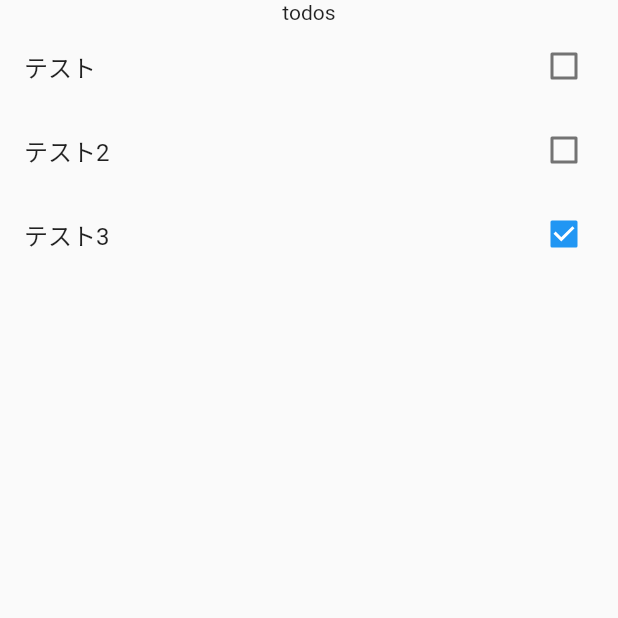
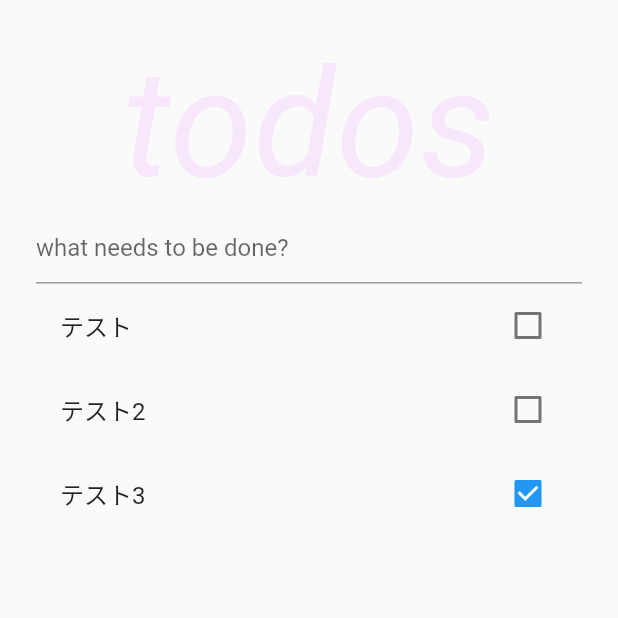
Before and after one commit to yuk1ch1/Flutter-Samples, a Flutter app: the screen it shows after launch, on a phone screen of 412 x 824 dp, the top half of it. Run offline on Flutter 3.47's test engine with Material 2 defaults, Android fonts, the light colour scheme and no system bars; our stand-ins replace flutter_riverpod, hooks_riverpod.

Commit message:
fix: テキストフィールドとかも追加した

```diff
--- a/riverpod_todo/lib/main.dart
+++ b/riverpod_todo/lib/main.dart
@@ -6,49 +6,12 @@ void main() {
   runApp(ProviderScope(child: const App()));
 }
 
-// class MyApp extends StatelessWidget {
-//   const MyApp({Key? key}) : super(key: key);
-//
-//   @override
-//   Widget build(BuildContext context) {
-//     return MaterialApp(
-//       title: 'Flutter Demo',
-//       theme: ThemeData(
-//         primarySwatch: Colors.blue,
-//       ),
-//       home: const MyHomePage(title: 'Flutter Demo Home Page'),
-//     );
-//   }
-// }
-
 final todoListProvider =
     StateNotifierProvider<ToDoListNotifier, List<Todo>>((ref) {
   return ToDoListNotifier([
     Todo(id: "1", name: "テスト", isCompleted: false),
     Todo(id: "2", name: "テスト2", isCompleted: false),
     Todo(id: "3", name: "テスト3", isCompleted: true),
-    // Todo(id: "4", name: "テスト", isCompleted: false),
-    // Todo(id: "5", name: "テスト2", isCompleted: false),
-    // Todo(id: "6", name: "テスト3", isCompleted: true),
-    // Todo(id: "7", name: "テスト", isCompleted: false),
-    // Todo(id: "8", name: "テスト2", isCompleted: false),
-    // Todo(id: "9", name: "テスト3", isCompleted: true),
-    // Todo(id: "10", name: "テスト", isCompleted: false),
-    // Todo(id: "11", name: "テスト2", isCompleted: false),
-    // Todo(id: "12", name: "テスト3", isCompleted: true),
-    // Todo(id: "14", name: "テスト", isCompleted: false),
-    // Todo(id: "15", name: "テスト2", isCompleted: false),
-    // Todo(id: "16", name: "テスト3", isCompleted: true),
-    // Todo(id: "17", name: "テスト", isCompleted: false),
-    // Todo(id: "18", name: "テスト2", isCompleted: false),
-    // Todo(id: "19", name: "テスト3", isCompleted: true),
-    // Todo(id: "20", name: "テスト", isCompleted: false),
-    // Todo(id: "21", name: "テスト2", isCompleted: false),
-    // Todo(id: "22", name: "テスト3", isCompleted: true),
-    // Todo(id: "23", name: "テスト", isCompleted: false),
-    // Todo(id: "24", name: "テスト2", isCompleted: false),
-    // Todo(id: "25", name: "テスト3", isCompleted: true),
-
   ]);
 });
 
@@ -69,30 +32,33 @@ class ToDoListView extends ConsumerWidget {
     // rebuild the widget when the todo list changes
     List<Todo> todos = ref.watch(todoListProvider);
     return Scaffold(
-        body: SingleChildScrollView(child: Column(children: [
-          Text('todos'),
-          ListView(
+        body: Padding(
+      padding: const EdgeInsets.all(24.0),
+      child: ListView(
         shrinkWrap: true,
-              physics: NeverScrollableScrollPhysics(),
+        scrollDirection: Axis.vertical,
         children: [
+          Center(
+              child: Text(
+            'todos',
+            style: TextStyle(
+                color: Colors.purpleAccent.withOpacity(0.1),
+                fontStyle: FontStyle.italic,
+                fontSize: 100),
+          )),
+          TextField(
+              decoration: const InputDecoration(
+            hintText: 'what needs to be done?',
+          )),
           for (final todo in todos)
             CheckboxListTile(
               value: todo.isCompleted,
-                  onChanged: (value) => ref.read(todoListProvider.notifier).toggle(todo.id),
+              onChanged: (value) =>
+                  ref.read(todoListProvider.notifier).toggle(todo.id),
               title: Text(todo.name),
             )
-          ]),
-        ]))
-    //     ListView(children: [
-    //   for (final todo in todos)
-    //     CheckboxListTile(
-    //       value: todo.isCompleted,
-    //       // when tapping on the todo, change its completed status
-    //       onChanged: (value) =>
-    //           ref.read(todoListProvider.notifier).toggle(todo.id),
-    //       title: Text(todo.name),
-    //     )
-    // ])
-    );
+        ],
+      ),
+    ));
   }
 }
```
Lines whose indentation alone changed are shown as unchanged.
